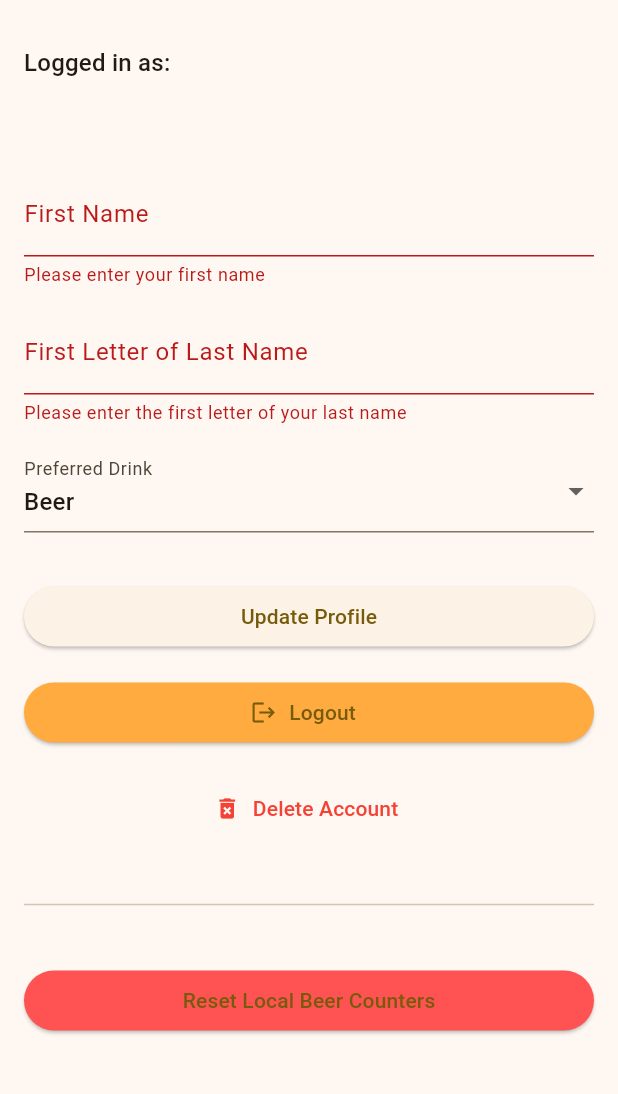
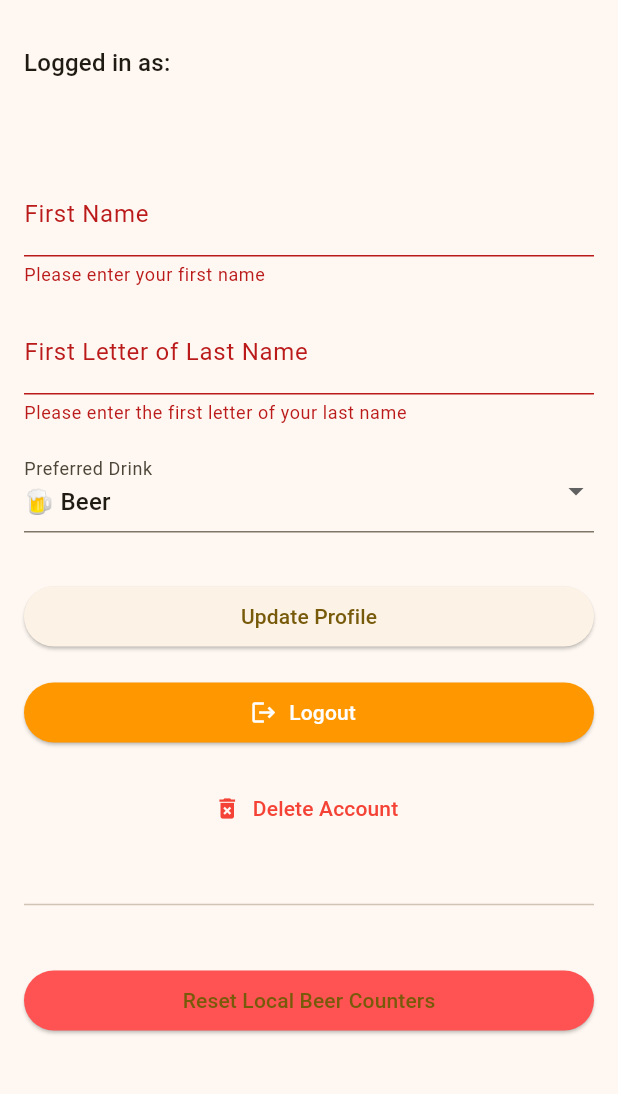
Before and after one commit to Otaking64/biertijd_flutter, a Flutter app: the AccountScreen screen opened directly with empty values, after a tap on "Update Profile", on a phone screen of 412 x 824 dp, the part 63-1157 px from its top. Run offline on Flutter 3.47's test engine with Material 3 defaults, Android fonts, the phone set to English and light mode, and no system bars; our stand-ins replace confetti, firebase_auth, firebase_core, firebase_database, qr_flutter, shared_preferences; missing offline and left inert: mobile_scanner; accounts and stored records are empty; generated files the repository leaves out were written again.

Commit message:
cleanup + small UI improvements

```diff
--- a/lib/Account_Screen.dart
+++ b/lib/Account_Screen.dart
@@ -159,7 +159,6 @@ class _ProfileEditorState extends State<ProfileEditor> {
 
     await FirebaseAuth.instance.signOut();
 
-    // Use global navigator key to ensure we always redirect correctly
     navigatorKey.currentState?.pushNamedAndRemoveUntil('/auth', (route) => false);
   }
 
@@ -189,7 +188,6 @@ class _ProfileEditorState extends State<ProfileEditor> {
       setState(() => _isLoading = true);
       final String uid = widget.user.uid;
 
-      // 1. Cleanup groups
       final userGroupsSnapshot = await _database.ref('users/$uid/groups').get();
       if (userGroupsSnapshot.exists) {
         final groups = userGroupsSnapshot.value as Map<dynamic, dynamic>;
@@ -198,23 +196,12 @@ class _ProfileEditorState extends State<ProfileEditor> {
         }
       }
 
-      // 2. Delete user data
       await _database.ref('users/$uid').remove();
-
-      // 3. Delete from Firebase Auth
       await widget.user.delete();
-
-      // 4. Reset local state
       final prefs = await SharedPreferences.getInstance();
       await prefs.setString('active_group', 'local');
-
-      // 5. Redirection
-      // We use the global navigatorKey because as soon as 'widget.user.delete()' completes,
-      // the StreamBuilder in AccountScreen will unmount this ProfileEditor widget,
-      // meaning 'mounted' will be false and 'context' will be invalid.
       navigatorKey.currentState?.pushNamedAndRemoveUntil('/auth', (route) => false);
 
-      // Try to show success message via context before it's gone, or skip if unmounted
       if (mounted) {
         ScaffoldMessenger.of(context).showSnackBar(
           SnackBar(content: Text(translations.accountDeletedSuccess), backgroundColor: Colors.green),
@@ -306,7 +293,7 @@ class _ProfileEditorState extends State<ProfileEditor> {
               items: Drink.values.map((Drink drink) {
                 return DropdownMenuItem<Drink>(
                   value: drink,
-                  child: Text(drink.displayName),
+                  child: Text('${drink.drinkEmoji} ${drink.displayName}'),
                 );
               }).toList(),
               onChanged: (Drink? newValue) {
@@ -328,7 +315,10 @@ class _ProfileEditorState extends State<ProfileEditor> {
               onPressed: _logout,
               icon: const Icon(Icons.logout),
               label: Text(translations.logoutButton),
-              style: ElevatedButton.styleFrom(backgroundColor: Colors.orangeAccent),
+              style: ElevatedButton.styleFrom(
+                backgroundColor: Colors.orange,
+                foregroundColor: Colors.white,
+              ),
             ),
             const SizedBox(height: 16),
             TextButton.icon(
--- a/lib/name_list_screen.dart
+++ b/lib/name_list_screen.dart
@@ -26,6 +26,19 @@ extension DrinkExtension on Drink {
         return translations.drinkCola;
       default:
         return '';
+    }
+  }
+
+  String get drinkEmoji {
+    switch (this) {
+      case Drink.beer:
+        return '🍺';
+      case Drink.whiskey:
+        return '🥃';
+      case Drink.wine:
+        return '🍷';
+      case Drink.cola:
+        return '🥤';
     }
   }
 }
@@ -80,6 +93,7 @@ class _NameListScreenState extends State<NameListScreen> {
   bool _isShowingResult = false;
   Person? _selectedPerson;
   String? _selectedOnlineUserName;
+  Drink? _selectedOnlineUserDrink;
   Map<Drink, int> _drinkSummary = {};
 
   Person? _lastSelectedLocalPerson;
@@ -203,6 +217,7 @@ class _NameListScreenState extends State<NameListScreen> {
         _selectedPerson = selectedPerson;
         _lastSelectedLocalPerson = selectedPerson;
         _selectedOnlineUserName = null;
+        _selectedOnlineUserDrink = null;
         _isShowingResult = true;
         _drinkSummary = summary;
       });
@@ -248,6 +263,7 @@ class _NameListScreenState extends State<NameListScreen> {
       setState(() {
         _selectedPerson = null;
         _selectedOnlineUserName = winner.name;
+        _selectedOnlineUserDrink = winner.preferredDrink;
         _lastSelectedOnlineUid = winner.uid;
         _isShowingResult = true;
         _drinkSummary = summary;
@@ -396,6 +412,7 @@ class _NameListScreenState extends State<NameListScreen> {
         final person = _localGroupMembers[index];
         final isCurrentUser = _currentUser?.uid == person.uid;
         return ListTile(
+          leading: Text(person.preferredDrink.drinkEmoji, style: const TextStyle(fontSize: 24)),
           title: Text(person.name),
           trailing: Row(
             mainAxisSize: MainAxisSize.min,
@@ -413,7 +430,7 @@ class _NameListScreenState extends State<NameListScreen> {
                 items: Drink.values.map((Drink value) {
                   return DropdownMenuItem<Drink>(
                     value: value,
-                    child: Text(value.displayName),
+                    child: Text('${value.drinkEmoji} ${value.displayName}'),
                   );
                 }).toList(),
               ),
@@ -467,6 +484,7 @@ class _NameListScreenState extends State<NameListScreen> {
               itemBuilder: (context, index) {
                 final member = onlineMembers[index];
                 return ListTile(
+                  leading: Text(member.preferredDrink.drinkEmoji, style: const TextStyle(fontSize: 24)),
                   title: Text(member.name),
                   subtitle: Text(translations.prefersDrink(member.preferredDrink.displayName)),
                   trailing: Text(member.numberOfRounds.toString(), style: const TextStyle(fontSize: 18)),
@@ -490,6 +508,7 @@ class _NameListScreenState extends State<NameListScreen> {
 
   Widget _buildResultOverlay() {
     final displayName = _selectedOnlineUserName ?? _selectedPerson?.name ?? "";
+    final displayEmoji = _selectedOnlineUserDrink?.drinkEmoji ?? _selectedPerson?.preferredDrink.drinkEmoji ?? "";
     final summaryText = _formatDrinkSummary();
 
     return PopScope(
@@ -507,10 +526,10 @@ class _NameListScreenState extends State<NameListScreen> {
                 mainAxisAlignment: MainAxisAlignment.center,
                 children: [
                   Text(
-                    displayName,
+                    '$displayEmoji $displayName',
                     textAlign: TextAlign.center,
                     style: const TextStyle(
-                        fontSize: 72,
+                        fontSize: 64,
                         fontWeight: FontWeight.bold,
                         color: Colors.white,
                         decoration: TextDecoration.none),
```
